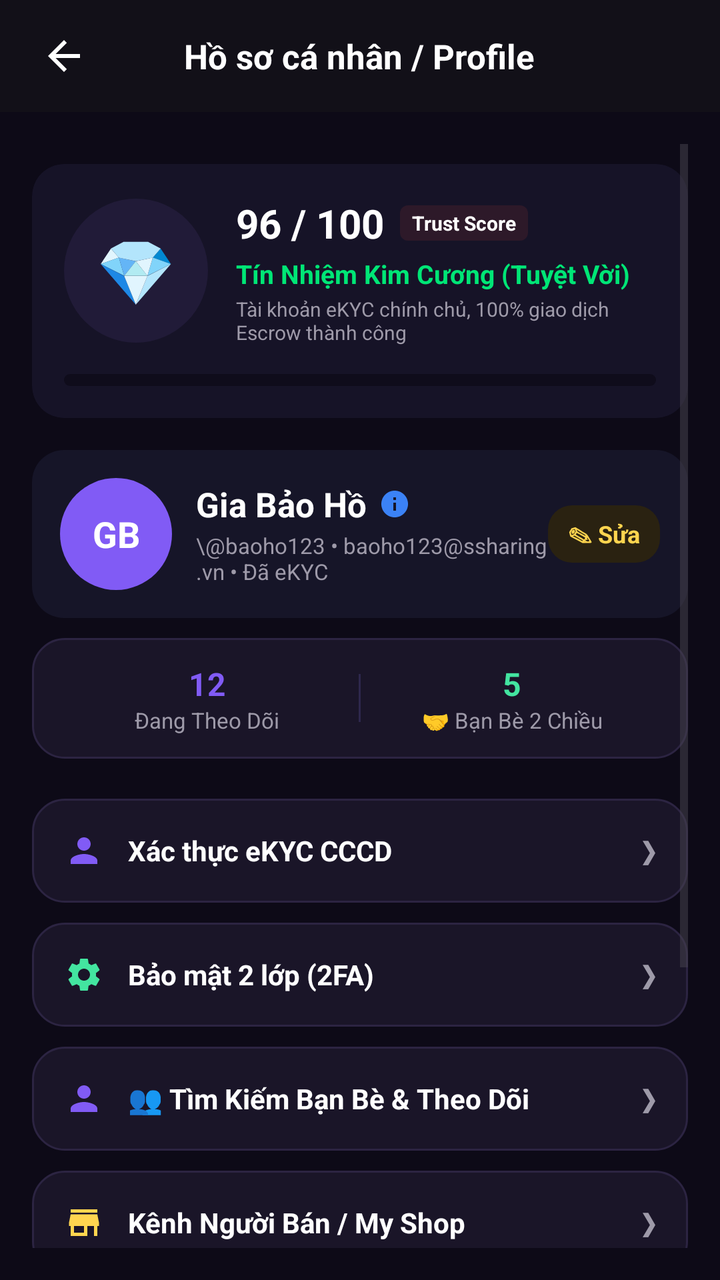
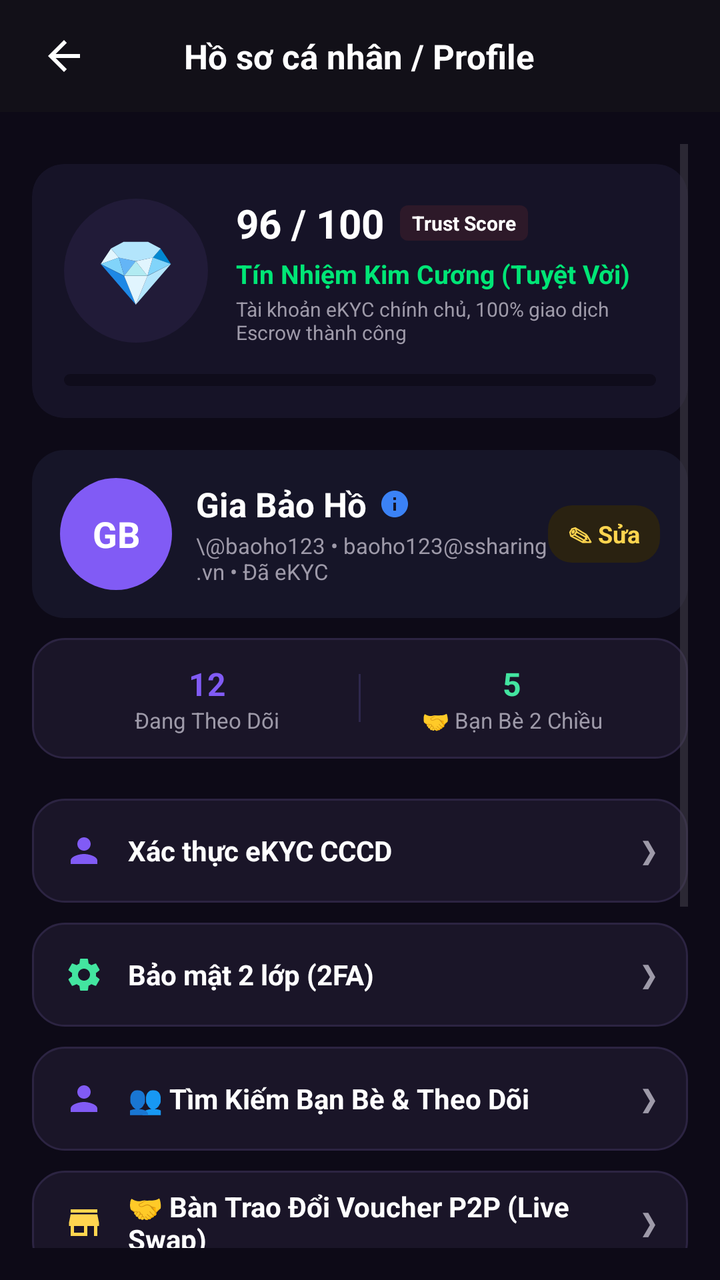

Compare the two renders of this Android layout. The source of the first and the diff that turns it into the second are given below.
<!-- AndroidManifest.xml: application theme Theme.SSharing -->
<!-- res/layout/activity_profile.xml -->
<?xml version="1.0" encoding="utf-8"?>
<LinearLayout xmlns:android="http://schemas.android.com/apk/res/android"
    xmlns:app="http://schemas.android.com/apk/res-auto"
    android:layout_width="match_parent"
    android:layout_height="match_parent"
    android:background="#0D0A17"
    android:orientation="vertical">

    
    <RelativeLayout
        android:id="@+id/topBarProfile"
        android:layout_width="match_parent"
        android:layout_height="56dp"
        android:background="#121018"
        android:paddingHorizontal="16dp">

        <ImageView
            android:id="@+id/btnBackProfile"
            android:layout_width="32dp"
            android:layout_height="32dp"
            android:layout_centerVertical="true"
            android:clickable="true"
            android:focusable="true"
            android:contentDescription="Quay lại"
            android:padding="4dp"
            android:src="@drawable/ic_arrow_back"
            app:tint="#FFFFFF" />

        <TextView
            android:layout_width="wrap_content"
            android:layout_height="wrap_content"
            android:layout_centerInParent="true"
            android:text="Hồ sơ cá nhân / Profile"
            android:textColor="#FFFFFF"
            android:textSize="17sp"
            android:textStyle="bold" />
    </RelativeLayout>

    <ScrollView
        android:layout_width="match_parent"
        android:layout_height="match_parent"
        android:padding="16dp">

        <LinearLayout
            android:layout_width="match_parent"
            android:layout_height="wrap_content"
            android:orientation="vertical">

            
            <androidx.cardview.widget.CardView
                android:id="@+id/cardTrustScoreBadge"
                android:layout_width="match_parent"
                android:layout_height="wrap_content"
                android:layout_marginTop="10dp"
                app:cardBackgroundColor="#161327"
                app:cardCornerRadius="16dp"
                app:cardElevation="0dp">

                <LinearLayout
                    android:layout_width="match_parent"
                    android:layout_height="wrap_content"
                    android:orientation="vertical"
                    android:padding="16dp">

                    <LinearLayout
                        android:layout_width="match_parent"
                        android:layout_height="wrap_content"
                        android:gravity="center_vertical"
                        android:orientation="horizontal">

                        
                        <FrameLayout
                            android:layout_width="72dp"
                            android:layout_height="72dp"
                            android:background="@drawable/bg_circle_dark_purple">

                            <TextView
                                android:id="@+id/tvTrustTierEmoji"
                                android:layout_width="match_parent"
                                android:layout_height="match_parent"
                                android:gravity="center"
                                android:text="💎"
                                android:textSize="32sp" />

                            <ImageView
                                android:id="@+id/imgTopBigAvatarPhoto"
                                android:layout_width="match_parent"
                                android:layout_height="match_parent"
                                android:contentDescription="Ảnh đại diện top"
                                android:scaleType="centerCrop"
                                android:visibility="gone" />
                        </FrameLayout>

                        <LinearLayout
                            android:layout_width="0dp"
                            android:layout_height="wrap_content"
                            android:layout_marginStart="14dp"
                            android:layout_weight="1"
                            android:orientation="vertical">

                            <LinearLayout
                                android:layout_width="match_parent"
                                android:layout_height="wrap_content"
                                android:gravity="center_vertical"
                                android:orientation="horizontal">

                                <TextView
                                    android:id="@+id/tvTrustScoreValue"
                                    android:layout_width="wrap_content"
                                    android:layout_height="wrap_content"
                                    android:text="96 / 100"
                                    android:textColor="#FFFFFF"
                                    android:textSize="20sp"
                                    android:textStyle="bold" />

                                <TextView
                                    android:layout_width="wrap_content"
                                    android:layout_height="wrap_content"
                                    android:layout_marginStart="8dp"
                                    android:background="@drawable/bg_badge_pink"
                                    android:paddingHorizontal="6dp"
                                    android:paddingVertical="2dp"
                                    android:text="Trust Score"
                                    android:textColor="#FFFFFF"
                                    android:textSize="10sp"
                                    android:textStyle="bold" />
                            </LinearLayout>

                            <TextView
                                android:id="@+id/tvTrustTierTitle"
                                android:layout_width="wrap_content"
                                android:layout_height="wrap_content"
                                android:layout_marginTop="3dp"
                                android:text="Tín Nhiệm Kim Cương (Tuyệt Vời)"
                                android:textColor="#00E676"
                                android:textSize="13sp"
                                android:textStyle="bold" />

                            <TextView
                                android:id="@+id/tvTrustTierDesc"
                                android:layout_width="wrap_content"
                                android:layout_height="wrap_content"
                                android:layout_marginTop="2dp"
                                android:text="Tài khoản eKYC chính chủ, 100% giao dịch Escrow thành công"
                                android:textColor="#9E9AA9"
                                android:textSize="10sp" />
                        </LinearLayout>
                    </LinearLayout>

                    <ProgressBar
                        android:id="@+id/progressTrustScore"
                        style="?android:attr/progressBarStyleHorizontal"
                        android:layout_width="match_parent"
                        android:layout_height="6dp"
                        android:layout_marginTop="14dp"
                        android:max="100"
                        android:progress="96"
                        android:progressDrawable="@drawable/bg_input_field" />
                </LinearLayout>
            </androidx.cardview.widget.CardView>

            
            <LinearLayout
                android:id="@+id/cardUserProfileInfo"
                android:layout_width="match_parent"
                android:layout_height="wrap_content"
                android:layout_marginTop="16dp"
                android:background="@drawable/bg_rounded_card"
                android:clickable="true"
                android:focusable="true"
                android:gravity="center_vertical"
                android:orientation="horizontal"
                android:padding="14dp">

                
                <FrameLayout
                    android:layout_width="56dp"
                    android:layout_height="56dp">

                    <TextView
                        android:id="@+id/tvAvatarInitials"
                        android:layout_width="match_parent"
                        android:layout_height="match_parent"
                        android:background="@drawable/bg_circle_purple"
                        android:gravity="center"
                        android:text="GB"
                        android:textColor="#FFFFFF"
                        android:textSize="18sp"
                        android:textStyle="bold" />

                    <ImageView
                        android:id="@+id/imgProfileAvatarPhoto"
                        android:layout_width="match_parent"
                        android:layout_height="match_parent"
                        android:contentDescription="Ảnh đại diện"
                        android:scaleType="centerCrop"
                        android:visibility="gone" />
                </FrameLayout>

                <LinearLayout
                    android:layout_width="0dp"
                    android:layout_height="wrap_content"
                    android:layout_marginStart="12dp"
                    android:layout_weight="1"
                    android:orientation="vertical">

                    <LinearLayout
                        android:layout_width="wrap_content"
                        android:layout_height="wrap_content"
                        android:gravity="center_vertical"
                        android:orientation="horizontal">

                        <TextView
                            android:id="@+id/tvProfileFullName"
                            android:layout_width="wrap_content"
                            android:layout_height="wrap_content"
                            android:text="Gia Bảo Hồ"
                            android:textColor="#FFFFFF"
                            android:textSize="17sp"
                            android:textStyle="bold" />

                        <ImageView
                            android:layout_width="16dp"
                            android:layout_height="16dp"
                            android:layout_marginStart="6dp"
                            android:contentDescription="Tín nhiệm"
                            android:src="@drawable/ic_info"
                            app:tint="@color/pin_blue" />
                    </LinearLayout>

                    <TextView
                        android:id="@+id/tvProfileEmailPhone"
                        android:layout_width="wrap_content"
                        android:layout_height="wrap_content"
                        android:layout_marginTop="2dp"
                        android:text="\@baoho123 • baoho123@ssharing.vn • Đã eKYC"
                        android:textColor="#9E9AA9"
                        android:textSize="11sp" />
                </LinearLayout>

                <TextView
                    android:id="@+id/btnEditProfileIcon"
                    android:layout_width="wrap_content"
                    android:layout_height="wrap_content"
                    android:background="@drawable/bg_chip_gold_dark"
                    android:paddingHorizontal="10dp"
                    android:paddingVertical="6dp"
                    android:text="✎ Sửa"
                    android:textColor="#FFD54F"
                    android:textSize="12sp"
                    android:textStyle="bold" />
            </LinearLayout>

            
            <LinearLayout
                android:id="@+id/btnProfileSocialStats"
                android:layout_width="match_parent"
                android:layout_height="wrap_content"
                android:layout_marginTop="10dp"
                android:background="@drawable/bg_card_dark"
                android:clickable="true"
                android:focusable="true"
                android:orientation="horizontal"
                android:padding="12dp"
                android:weightSum="2">

                <LinearLayout
                    android:layout_width="0dp"
                    android:layout_height="wrap_content"
                    android:layout_weight="1"
                    android:gravity="center"
                    android:orientation="vertical">

                    <TextView
                        android:id="@+id/tvProfileFollowingCount"
                        android:layout_width="wrap_content"
                        android:layout_height="wrap_content"
                        android:text="12"
                        android:textColor="#815BF5"
                        android:textSize="16sp"
                        android:textStyle="bold" />

                    <TextView
                        android:layout_width="wrap_content"
                        android:layout_height="wrap_content"
                        android:text="Đang Theo Dõi"
                        android:textColor="#9E9AA9"
                        android:textSize="11sp" />
                </LinearLayout>

                <View
                    android:layout_width="1dp"
                    android:layout_height="24dp"
                    android:layout_gravity="center_vertical"
                    android:background="#2E274C" />

                <LinearLayout
                    android:layout_width="0dp"
                    android:layout_height="wrap_content"
                    android:layout_weight="1"
                    android:gravity="center"
                    android:orientation="vertical">

                    <TextView
                        android:id="@+id/tvProfileFriendsCount"
                        android:layout_width="wrap_content"
                        android:layout_height="wrap_content"
                        android:text="5"
                        android:textColor="#43E5A0"
                        android:textSize="16sp"
                        android:textStyle="bold" />

                    <TextView
                        android:layout_width="wrap_content"
                        android:layout_height="wrap_content"
                        android:text="🤝 Bạn Bè 2 Chiều"
                        android:textColor="#9E9AA9"
                        android:textSize="11sp" />
                </LinearLayout>
            </LinearLayout>

            
            <LinearLayout
                android:layout_width="match_parent"
                android:layout_height="wrap_content"
                android:orientation="vertical"
                android:layout_marginTop="20dp">

                
                <LinearLayout
                    android:id="@+id/btnMenuEkyc"
                    android:layout_width="match_parent"
                    android:layout_height="52dp"
                    android:background="@drawable/bg_card_dark"
                    android:gravity="center_vertical"
                    android:clickable="true"
                    android:focusable="true"
                    android:paddingHorizontal="16dp"
                    android:layout_marginBottom="10dp">
                    <ImageView
                        android:layout_width="20dp"
                        android:layout_height="20dp"
                        android:src="@drawable/ic_user"
                        app:tint="#815BF5" />
                    <TextView
                        android:layout_width="0dp"
                        android:layout_height="wrap_content"
                        android:layout_weight="1"
                        android:layout_marginStart="12dp"
                        android:text="Xác thực eKYC CCCD"
                        android:textColor="#FFFFFF"
                        android:textSize="14sp"
                        android:textStyle="bold" />
                    <TextView
                        android:layout_width="wrap_content"
                        android:layout_height="wrap_content"
                        android:text="❯"
                        android:textColor="#9E9AA9" />
                </LinearLayout>

                
                <LinearLayout
                    android:id="@+id/btnMenu2FA"
                    android:layout_width="match_parent"
                    android:layout_height="52dp"
                    android:background="@drawable/bg_card_dark"
                    android:gravity="center_vertical"
                    android:clickable="true"
                    android:focusable="true"
                    android:paddingHorizontal="16dp"
                    android:layout_marginBottom="10dp">
                    <ImageView
                        android:layout_width="20dp"
                        android:layout_height="20dp"
                        android:src="@drawable/ic_settings"
                        app:tint="#43E5A0" />
                    <TextView
                        android:layout_width="0dp"
                        android:layout_height="wrap_content"
                        android:layout_weight="1"
                        android:layout_marginStart="12dp"
                        android:text="Bảo mật 2 lớp (2FA)"
                        android:textColor="#FFFFFF"
                        android:textSize="14sp"
                        android:textStyle="bold" />
                    <TextView
                        android:layout_width="wrap_content"
                        android:layout_height="wrap_content"
                        android:text="❯"
                        android:textColor="#9E9AA9" />
                </LinearLayout>

                
                <LinearLayout
                    android:id="@+id/btnMenuSocialFriends"
                    android:layout_width="match_parent"
                    android:layout_height="52dp"
                    android:background="@drawable/bg_card_dark"
                    android:gravity="center_vertical"
                    android:clickable="true"
                    android:focusable="true"
                    android:paddingHorizontal="16dp"
                    android:layout_marginBottom="10dp">
                    <ImageView
                        android:layout_width="20dp"
                        android:layout_height="20dp"
                        android:src="@drawable/ic_user"
                        app:tint="#815BF5" />
                    <TextView
                        android:layout_width="0dp"
                        android:layout_height="wrap_content"
                        android:layout_weight="1"
                        android:layout_marginStart="12dp"
                        android:text="👥 Tìm Kiếm Bạn Bè &amp; Theo Dõi"
                        android:textColor="#FFFFFF"
                        android:textSize="14sp"
                        android:textStyle="bold" />
                    <TextView
                        android:layout_width="wrap_content"
                        android:layout_height="wrap_content"
                        android:text="❯"
                        android:textColor="#9E9AA9" />
                </LinearLayout>

                
                <LinearLayout
                    android:id="@+id/btnMenuSeller"
                    android:layout_width="match_parent"
                    android:layout_height="52dp"
                    android:background="@drawable/bg_card_dark"
                    android:gravity="center_vertical"
                    android:clickable="true"
                    android:focusable="true"
                    android:paddingHorizontal="16dp"
                    android:layout_marginBottom="10dp">
                    <ImageView
                        android:layout_width="20dp"
                        android:layout_height="20dp"
                        android:src="@drawable/ic_market"
                        app:tint="#FFD54F" />
                    <TextView
                        android:layout_width="0dp"
                        android:layout_height="wrap_content"
                        android:layout_weight="1"
                        android:layout_marginStart="12dp"
                        android:text="Kênh Người Bán / My Shop"
                        android:textColor="#FFFFFF"
                        android:textSize="14sp"
                        android:textStyle="bold" />
                    <TextView
                        android:layout_width="wrap_content"
                        android:layout_height="wrap_content"
                        android:text="❯"
                        android:textColor="#9E9AA9" />
                </LinearLayout>

                
                <LinearLayout
                    android:id="@+id/btnMenuWallet"
                    android:layout_width="match_parent"
                    android:layout_height="52dp"
                    android:background="@drawable/bg_card_dark"
                    android:gravity="center_vertical"
                    android:clickable="true"
                    android:focusable="true"
                    android:paddingHorizontal="16dp"
                    android:layout_marginBottom="10dp">
                    <ImageView
                        android:layout_width="20dp"
                        android:layout_height="20dp"
                        android:src="@drawable/ic_wallet"
                        app:tint="#E1BEE7" />
                    <TextView
                        android:layout_width="0dp"
                        android:layout_height="wrap_content"
                        android:layout_weight="1"
                        android:layout_marginStart="12dp"
                        android:text="Ví Xu của tôi"
                        android:textColor="#FFFFFF"
                        android:textSize="14sp"
                        android:textStyle="bold" />
                    <TextView
                        android:layout_width="wrap_content"
                        android:layout_height="wrap_content"
                        android:text="❯"
                        android:textColor="#9E9AA9" />
                </LinearLayout>

                
                <LinearLayout
                    android:id="@+id/btnMenuArbiter"
                    android:layout_width="match_parent"
                    android:layout_height="52dp"
                    android:background="@drawable/bg_card_dark"
                    android:gravity="center_vertical"
                    android:clickable="true"
                    android:focusable="true"
                    android:paddingHorizontal="16dp"
                    android:layout_marginBottom="10dp">
                    <ImageView
                        android:layout_width="20dp"
                        android:layout_height="20dp"
                        android:src="@drawable/ic_info"
                        app:tint="#FF4081" />
                    <TextView
                        android:layout_width="0dp"
                        android:layout_height="wrap_content"
                        android:layout_weight="1"
                        android:layout_marginStart="12dp"
                        android:text="Bàn làm việc Trọng Tài CS"
                        android:textColor="#FFFFFF"
                        android:textSize="14sp"
                        android:textStyle="bold" />
                    <TextView
                        android:layout_width="wrap_content"
                        android:layout_height="wrap_content"
                        android:text="❯"
                        android:textColor="#9E9AA9" />
                </LinearLayout>
            </LinearLayout>

            
            <Button
                android:id="@+id/btnLogout"
                android:layout_width="match_parent"
                android:layout_height="52dp"
                android:layout_marginTop="16dp"
                android:backgroundTint="@color/pin_pink"
                android:text="🚪 Đăng xuất"
                android:textColor="@color/text_white" />
        </LinearLayout>
    </ScrollView>
</LinearLayout>
<!-- resources referenced by this layout -->
<resources>
  <color name="pin_blue">#3B82F6</color>
  <color name="pin_pink">#EC4899</color>
  <color name="text_white">#FFFFFF</color>
  <!-- drawable bg_badge_pink (drawable) -->
  <shape xmlns:android="http://schemas.android.com/apk/res/android">
      <solid android:color="#2D1929" />
      <corners android:radius="4dp" />
  </shape>
  <!-- drawable bg_card_dark (drawable) -->
  <?xml version="1.0" encoding="utf-8"?>
  <shape xmlns:android="http://schemas.android.com/apk/res/android">
      <solid android:color="#1A1528" />
      <corners android:radius="16dp" />
      <stroke android:width="1dp" android:color="#2C2442" />
  </shape>
  <!-- drawable bg_chip_gold_dark (drawable) -->
  <?xml version="1.0" encoding="utf-8"?>
  <shape xmlns:android="http://schemas.android.com/apk/res/android">
      <solid android:color="#2A2211" />
      <corners android:radius="12dp" />
  </shape>
  <!-- drawable bg_circle_dark_purple (drawable) -->
  <?xml version="1.0" encoding="utf-8"?>
  <shape xmlns:android="http://schemas.android.com/apk/res/android" android:shape="oval">
      <solid android:color="#211B38" />
  </shape>
  <!-- drawable bg_circle_purple (drawable) -->
  <shape xmlns:android="http://schemas.android.com/apk/res/android" android:shape="oval">
      <solid android:color="#815BF5" />
  </shape>
  <!-- drawable bg_input_field (drawable) -->
  <?xml version="1.0" encoding="utf-8"?>
  <shape xmlns:android="http://schemas.android.com/apk/res/android">
      <solid android:color="#0F0C1B" />
      <corners android:radius="10dp" />
  </shape>
  <!-- drawable bg_rounded_card (drawable) -->
  <?xml version="1.0" encoding="utf-8"?>
  <shape xmlns:android="http://schemas.android.com/apk/res/android">
      <solid android:color="@color/bg_card" />
      <corners android:radius="16dp" />
  </shape>
  <!-- drawable ic_arrow_back (drawable) -->
  <?xml version="1.0" encoding="utf-8"?>
  <vector xmlns:android="http://schemas.android.com/apk/res/android"
      android:width="24dp" android:height="24dp" android:viewportWidth="24" android:viewportHeight="24">
      <path android:fillColor="#FFFFFFFF" android:pathData="M20,11H7.83l5.59,-5.59L12,4l-8,8 8,8 1.41,-1.41L7.83,13H20v-2z"/>
  </vector>
  <!-- drawable ic_info (drawable) -->
  <?xml version="1.0" encoding="utf-8"?>
  <vector xmlns:android="http://schemas.android.com/apk/res/android"
      android:width="24dp" android:height="24dp" android:viewportWidth="24" android:viewportHeight="24">
      <path android:fillColor="#FFFFFFFF" android:pathData="M12,2C6.48,2 2,6.48 2,12s4.48,10 10,10 10,-4.48 10,-10S17.52,2 12,2zm1,15h-2v-6h2v6zm0,-8h-2V7h2v2z"/>
  </vector>
  <!-- drawable ic_market (drawable) -->
  <vector xmlns:android="http://schemas.android.com/apk/res/android"
      android:width="24dp"
      android:height="24dp"
      android:viewportWidth="24"
      android:viewportHeight="24">
      <path
          android:fillColor="#FFFFFFFF"
          android:pathData="M20,4H4v2h16V4zm0,3H4l-1,5v2h1v6h10v-6h4v6h2v-6h1v-2l-1,-5zm-8,11H6v-4h6v4z"/>
  </vector>
  <!-- drawable ic_user (drawable) -->
  <vector xmlns:android="http://schemas.android.com/apk/res/android"
      android:width="24dp"
      android:height="24dp"
      android:viewportWidth="24"
      android:viewportHeight="24">
      <path
          android:fillColor="#FFFFFFFF"
          android:pathData="M12,12c2.21,0 4,-1.79 4,-4s-1.79,-4 -4,-4 -4,1.79 -4,4 1.79,4 4,4zm0,2c-2.67,0 -8,1.34 -8,4v2h16v-2c0,-2.66 -5.33,-4 -8,-4z"/>
  </vector>
  <style name="Theme.SSharing" parent="Base.Theme.SSharing" />
  <color name="bg_card">#161528</color>
  <style name="Base.Theme.SSharing" parent="Theme.Material3.DayNight.NoActionBar">
          
          
      </style>
  <!-- unchanged entries left out for length: 2 -->
</resources>

<!-- the commit's change to res/layout/activity_profile.xml (unified diff, before → after) -->
@@ -424,6 +424,38 @@
 
                 
                 <LinearLayout
+                    android:id="@+id/btnMenuP2PTrade"
+                    android:layout_width="match_parent"
+                    android:layout_height="52dp"
+                    android:background="@drawable/bg_card_dark"
+                    android:gravity="center_vertical"
+                    android:clickable="true"
+                    android:focusable="true"
+                    android:paddingHorizontal="16dp"
+                    android:layout_marginBottom="10dp">
+                    <ImageView
+                        android:layout_width="20dp"
+                        android:layout_height="20dp"
+                        android:src="@drawable/ic_market"
+                        app:tint="#FFD54F" />
+                    <TextView
+                        android:layout_width="0dp"
+                        android:layout_height="wrap_content"
+                        android:layout_weight="1"
+                        android:layout_marginStart="12dp"
+                        android:text="🤝 Bàn Trao Đổi Voucher P2P (Live Swap)"
+                        android:textColor="#FFFFFF"
+                        android:textSize="14sp"
+                        android:textStyle="bold" />
+                    <TextView
+                        android:layout_width="wrap_content"
+                        android:layout_height="wrap_content"
+                        android:text="❯"
+                        android:textColor="#9E9AA9" />
+                </LinearLayout>
+
+                
+                <LinearLayout
                     android:id="@+id/btnMenuSeller"
                     android:layout_width="match_parent"
                     android:layout_height="52dp"
